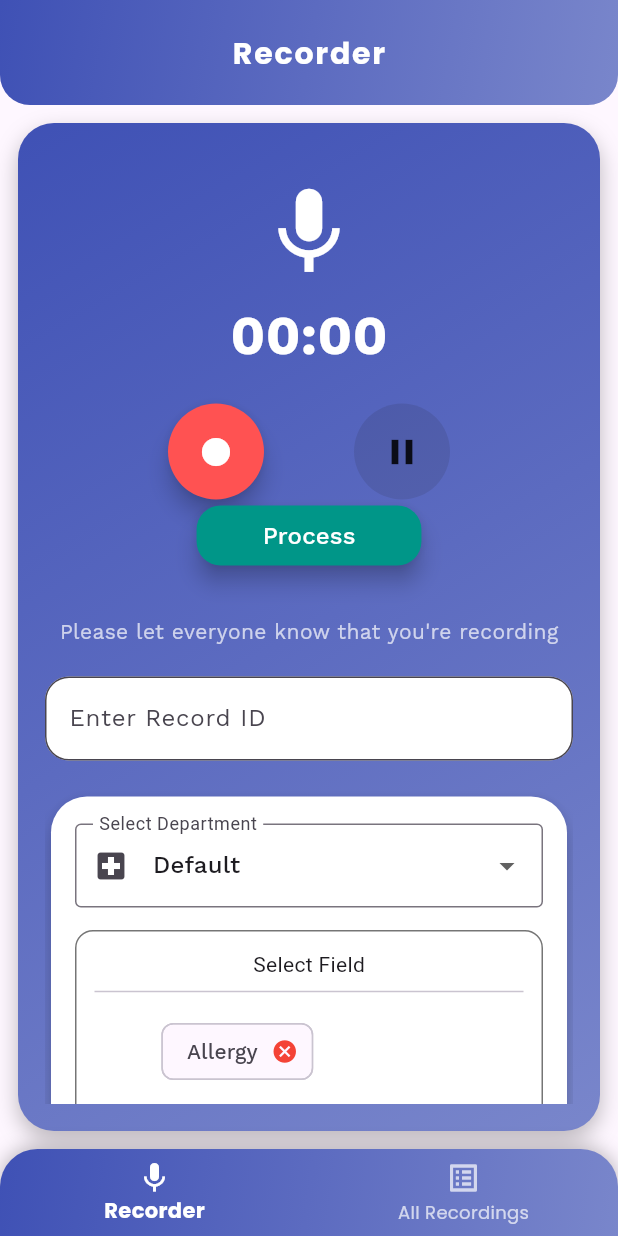
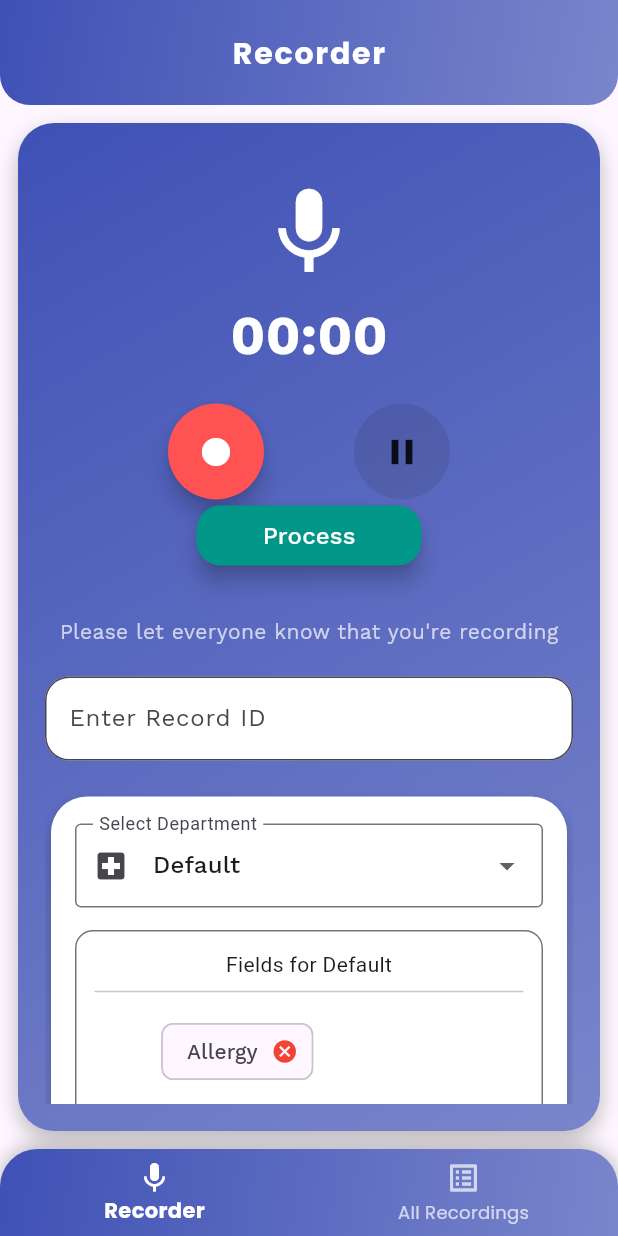
Before and after one commit to ChauhanSumit748/voicedoc, a Flutter app: the screen it shows after launch, after a tap on the "cancel" icon, on a phone screen of 412 x 824 dp. Run offline on Flutter 3.47's test engine with Material 3 defaults, Android fonts, the phone set to English and light mode, and no system bars; our stand-ins replace audioplayers, google_fonts, permission_handler, share_plus, shared_preferences; missing offline and left inert: record.

Commit message:
initial commit

```diff
--- a/lib/Screen/recorder_screen.dart
+++ b/lib/Screen/recorder_screen.dart
@@ -40,8 +40,7 @@ class _RecorderScreenState extends State<RecorderScreen> {
     "Default"
   ];
 
-  List<String> _selectedFields = [];
-
+  Map<String, List<String>> _departmentFields = {};
   List<RecordingMeta> _saved = [];
   late final scheduler.Ticker _ticker;
   String? _tempFilePath;
@@ -49,8 +48,8 @@ class _RecorderScreenState extends State<RecorderScreen> {
   @override
   void initState() {
     super.initState();
+    _initDepartmentFields();
     _loadSaved();
-    _loadSelectedFields();
     _ticker = scheduler.Ticker(_onTick);
   }
 
@@ -72,29 +71,21 @@ class _RecorderScreenState extends State<RecorderScreen> {
 
   String _twoDigits(int n) => n.toString().padLeft(2, '0');
 
-  Future<void> _loadSelectedFields() async {
+  void _initDepartmentFields() async {
     final prefs = await SharedPreferences.getInstance();
-    final s = prefs.getStringList('selected_fields_v1');
-
-    if (s != null) {
-      setState(() {
-        _selectedFields = s;
-      });
-    } else {
-      setState(() {
-        _selectedFields = [
-          'Chief Complaints',
-          'Allergy',
-          'Past Medical History',
-        ];
-      });
-      await prefs.setStringList('selected_fields_v1', _selectedFields);
+    for (var dept in _defaultOptions) {
+      final saved = prefs.getStringList('fields_$dept');
+      _departmentFields[dept] = saved ??
+          (dept == "Default"
+              ? ['Chief Complaints', 'Allergy', 'Past Medical History']
+              : []);
     }
+    setState(() {});
   }
 
-  Future<void> _saveSelectedFields() async {
+  Future<void> _saveDepartmentFields(String dept) async {
     final prefs = await SharedPreferences.getInstance();
-    await prefs.setStringList('selected_fields_v1', _selectedFields);
+    await prefs.setStringList('fields_$dept', _departmentFields[dept] ?? []);
   }
 
   Future<void> _loadSaved() async {
@@ -188,7 +179,7 @@ class _RecorderScreenState extends State<RecorderScreen> {
       id: _recordId.trim(),
       filePath: _tempFilePath!,
       timestampMillis: DateTime.now().millisecondsSinceEpoch,
-      fields: [_selectedDefault, ..._selectedFields.toSet().toList()],
+      fields: [_selectedDefault, ...(_departmentFields[_selectedDefault] ?? [])],
     );
 
     setState(() {
@@ -221,20 +212,20 @@ class _RecorderScreenState extends State<RecorderScreen> {
           ),
           actions: [
             TextButton(
-                onPressed: () {
-                  Navigator.pop(context);
-                },
+                onPressed: () => Navigator.pop(context),
                 child: const Text('Cancel')),
             ElevatedButton(
                 onPressed: () {
                   final v = controller.text.trim();
                   if (v.isNotEmpty) {
                     setState(() {
-                      if (!_selectedFields.contains(v)) {
-                        _selectedFields.add(v);
+                      final fields = _departmentFields[_selectedDefault] ?? [];
+                      if (!fields.contains(v)) {
+                        fields.add(v);
+                        _departmentFields[_selectedDefault] = fields;
                       }
                     });
-                    _saveSelectedFields();
+                    _saveDepartmentFields(_selectedDefault);
                     Navigator.pop(context);
                   }
                 },
@@ -247,8 +238,6 @@ class _RecorderScreenState extends State<RecorderScreen> {
 
   @override
   Widget build(BuildContext context) {
-    final headlineStyle =
-        GoogleFonts.workSans(fontSize: 18, fontWeight: FontWeight.bold);
     final bodyStyle = GoogleFonts.workSans(fontSize: 14, color: Colors.white);
 
     return Scaffold(
@@ -280,8 +269,6 @@ class _RecorderScreenState extends State<RecorderScreen> {
               crossAxisAlignment: CrossAxisAlignment.center,
               children: [
                 const SizedBox(height: 20),
-                Column(
-                  children: [
                 const Icon(Icons.mic, size: 70, color: Colors.white),
                 const SizedBox(height: 8),
                 Text(
@@ -293,6 +280,7 @@ class _RecorderScreenState extends State<RecorderScreen> {
                   ),
                 ),
                 const SizedBox(height: 20),
+
                 Wrap(
                   spacing: 12,
                   alignment: WrapAlignment.center,
@@ -312,8 +300,7 @@ class _RecorderScreenState extends State<RecorderScreen> {
                       ),
                     ),
                     ElevatedButton(
-                          onPressed:
-                              _isRecording ? _pauseResumeRecording : null,
+                      onPressed: _isRecording ? _pauseResumeRecording : null,
                       style: ElevatedButton.styleFrom(
                         backgroundColor:
                         _isPaused ? Colors.green : Colors.white,
@@ -325,8 +312,7 @@ class _RecorderScreenState extends State<RecorderScreen> {
                         child: Icon(
                             _isPaused ? Icons.play_arrow : Icons.pause,
                             size: 28,
-                                color:
-                                    _isPaused ? Colors.white : Colors.black87),
+                            color: _isPaused ? Colors.white : Colors.black87),
                       ),
                     ),
                     ElevatedButton(
@@ -349,14 +335,14 @@ class _RecorderScreenState extends State<RecorderScreen> {
                     ),
                   ],
                 ),
-                  ],
-                ),
+
                 const SizedBox(height: 30),
                 Text(
                   'Please let everyone know that you\'re recording',
                   style: bodyStyle.copyWith(color: Colors.white70),
                 ),
                 const SizedBox(height: 20),
+
                 TextField(
                   onChanged: (v) => setState(() => _recordId = v),
                   style: GoogleFonts.workSans(),
@@ -371,6 +357,7 @@ class _RecorderScreenState extends State<RecorderScreen> {
                   ),
                 ),
                 const SizedBox(height: 20),
+
                 Card(
                   elevation: 6,
                   color: Colors.white,
@@ -382,15 +369,12 @@ class _RecorderScreenState extends State<RecorderScreen> {
                     child: Column(
                       crossAxisAlignment: CrossAxisAlignment.start,
                       children: [
-                        SizedBox(
-                          width: double.infinity,
-                          child: DropdownButtonFormField<String>(
+                        DropdownButtonFormField<String>(
                           value: _selectedDefault,
                           items: _defaultOptions
                               .map((e) => DropdownMenuItem(
                             value: e,
-                                      child: Text(e,
-                                          style: GoogleFonts.workSans()),
+                            child: Text(e, style: GoogleFonts.workSans()),
                           ))
                               .toList(),
                           onChanged: (v) => setState(
@@ -399,7 +383,6 @@ class _RecorderScreenState extends State<RecorderScreen> {
                             labelText: "Select Department",
                             prefixIcon: Icon(Icons.local_hospital),
                             border: OutlineInputBorder(),
-                            ),
                           ),
                         ),
                         const SizedBox(height: 15),
@@ -412,21 +395,24 @@ class _RecorderScreenState extends State<RecorderScreen> {
                           child: Column(
                             mainAxisSize: MainAxisSize.min,
                             children: [
-                              Center(child: Text("Select Field")),
+                              Center(
+                                  child: Text("Fields for $_selectedDefault")),
                               const Divider(),
                               const SizedBox(height: 8),
                               Wrap(
                                 spacing: 8,
                                 runSpacing: 6,
-                                children: _selectedFields
+                                children: (_departmentFields[_selectedDefault] ?? [])
                                     .map((f) => Chip(
                                   label: Text(f,
                                       style: GoogleFonts.workSans()),
                                   deleteIconColor: Colors.red,
                                   onDeleted: () {
-                                            setState(() =>
-                                                _selectedFields.remove(f));
-                                            _saveSelectedFields();
+                                    setState(() {
+                                      _departmentFields[_selectedDefault]
+                                          ?.remove(f);
+                                    });
+                                    _saveDepartmentFields(_selectedDefault);
                                   },
                                 ))
                                     .toList(),
```
Also changed, not shown: 1 other file. Lines whose indentation alone changed are shown as unchanged.
